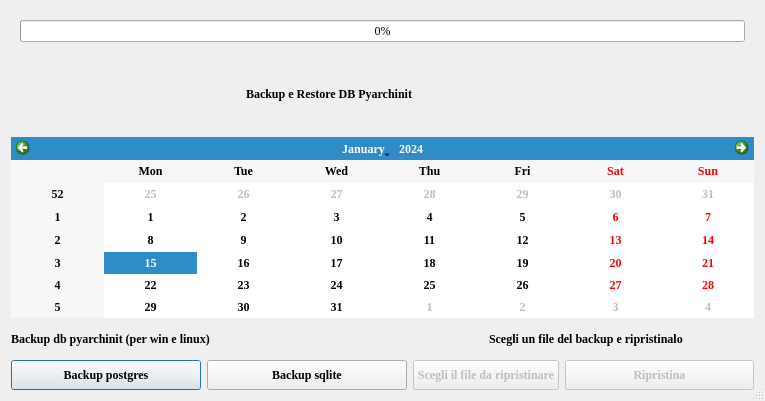
Old version of the form gui/ui/dbmanagment.ui in the repository pyarchinit/pyarchinit.
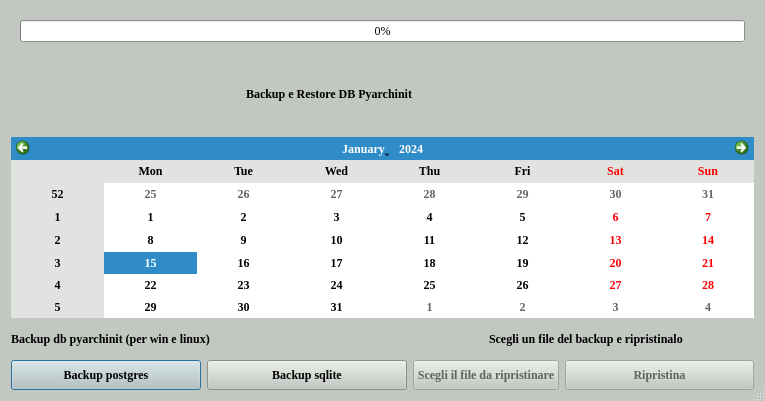
New version of the form.

Commit message: change backgroud color ui

```diff
--- a/gui/ui/dbmanagment.ui
+++ b/gui/ui/dbmanagment.ui
@@ -16,6 +16,448 @@
     <verstretch>0</verstretch>
    </sizepolicy>
   </property>
+  <property name="palette">
+   <palette>
+    <active>
+     <colorrole role="WindowText">
+      <brush brushstyle="SolidPattern">
+       <color alpha="255">
+        <red>0</red>
+        <green>0</green>
+        <blue>0</blue>
+       </color>
+      </brush>
+     </colorrole>
+     <colorrole role="Button">
+      <brush brushstyle="SolidPattern">
+       <color alpha="255">
+        <red>194</red>
+        <green>200</green>
+        <blue>193</blue>
+       </color>
+      </brush>
+     </colorrole>
+     <colorrole role="Light">
+      <brush brushstyle="SolidPattern">
+       <color alpha="255">
+        <red>255</red>
+        <green>255</green>
+        <blue>255</blue>
+       </color>
+      </brush>
+     </colorrole>
+     <colorrole role="Midlight">
+      <brush brushstyle="SolidPattern">
+       <color alpha="255">
+        <red>224</red>
+        <green>227</green>
+        <blue>224</blue>
+       </color>
+      </brush>
+     </colorrole>
+     <colorrole role="Dark">
+      <brush brushstyle="SolidPattern">
+       <color alpha="255">
+        <red>97</red>
+        <green>100</green>
+        <blue>96</blue>
+       </color>
+      </brush>
+     </colorrole>
+     <colorrole role="Mid">
+      <brush brushstyle="SolidPattern">
+       <color alpha="255">
+        <red>129</red>
+        <green>133</green>
+        <blue>129</blue>
+       </color>
+      </brush>
+     </colorrole>
+     <colorrole role="Text">
+      <brush brushstyle="SolidPattern">
+       <color alpha="255">
+        <red>0</red>
+        <green>0</green>
+        <blue>0</blue>
+       </color>
+      </brush>
+     </colorrole>
+     <colorrole role="BrightText">
+      <brush brushstyle="SolidPattern">
+       <color alpha="255">
+        <red>255</red>
+        <green>255</green>
+        <blue>255</blue>
+       </color>
+      </brush>
+     </colorrole>
+     <colorrole role="ButtonText">
+      <brush brushstyle="SolidPattern">
+       <color alpha="255">
+        <red>0</red>
+        <green>0</green>
+        <blue>0</blue>
+       </color>
+      </brush>
+     </colorrole>
+     <colorrole role="Base">
+      <brush brushstyle="SolidPattern">
+       <color alpha="255">
+        <red>255</red>
+        <green>255</green>
+        <blue>255</blue>
+       </color>
+      </brush>
+     </colorrole>
+     <colorrole role="Window">
+      <brush brushstyle="SolidPattern">
+       <color alpha="255">
+        <red>194</red>
+        <green>200</green>
+        <blue>193</blue>
+       </color>
+      </brush>
+     </colorrole>
+     <colorrole role="Shadow">
+      <brush brushstyle="SolidPattern">
+       <color alpha="255">
+        <red>0</red>
+        <green>0</green>
+        <blue>0</blue>
+       </color>
+      </brush>
+     </colorrole>
+     <colorrole role="AlternateBase">
+      <brush brushstyle="SolidPattern">
+       <color alpha="255">
+        <red>224</red>
+        <green>227</green>
+        <blue>224</blue>
+       </color>
+      </brush>
+     </colorrole>
+     <colorrole role="ToolTipBase">
+      <brush brushstyle="SolidPattern">
+       <color alpha="255">
+        <red>255</red>
+        <green>255</green>
+        <blue>220</blue>
+       </color>
+      </brush>
+     </colorrole>
+     <colorrole role="ToolTipText">
+      <brush brushstyle="SolidPattern">
+       <color alpha="255">
+        <red>0</red>
+        <green>0</green>
+        <blue>0</blue>
+       </color>
+      </brush>
+     </colorrole>
+     <colorrole role="PlaceholderText">
+      <brush brushstyle="SolidPattern">
+       <color alpha="128">
+        <red>0</red>
+        <green>0</green>
+        <blue>0</blue>
+       </color>
+      </brush>
+     </colorrole>
+    </active>
+    <inactive>
+     <colorrole role="WindowText">
+      <brush brushstyle="SolidPattern">
+       <color alpha="255">
+        <red>0</red>
+        <green>0</green>
+        <blue>0</blue>
+       </color>
+      </brush>
+     </colorrole>
+     <colorrole role="Button">
+      <brush brushstyle="SolidPattern">
+       <color alpha="255">
+        <red>194</red>
+        <green>200</green>
+        <blue>193</blue>
+       </color>
+      </brush>
+     </colorrole>
+     <colorrole role="Light">
+      <brush brushstyle="SolidPattern">
+       <color alpha="255">
+        <red>255</red>
+        <green>255</green>
+        <blue>255</blue>
+       </color>
+      </brush>
+     </colorrole>
+     <colorrole role="Midlight">
+      <brush brushstyle="SolidPattern">
+       <color alpha="255">
+        <red>224</red>
+        <green>227</green>
+        <blue>224</blue>
+       </color>
+      </brush>
+     </colorrole>
+     <colorrole role="Dark">
+      <brush brushstyle="SolidPattern">
+       <color alpha="255">
+        <red>97</red>
+        <green>100</green>
+        <blue>96</blue>
+       </color>
+      </brush>
+     </colorrole>
+     <colorrole role="Mid">
+      <brush brushstyle="SolidPattern">
+       <color alpha="255">
+        <red>129</red>
+        <green>133</green>
+        <blue>129</blue>
+       </color>
+      </brush>
+     </colorrole>
+     <colorrole role="Text">
+      <brush brushstyle="SolidPattern">
+       <color alpha="255">
+        <red>0</red>
+        <green>0</green>
+        <blue>0</blue>
+       </color>
+      </brush>
+     </colorrole>
+     <colorrole role="BrightText">
+      <brush brushstyle="SolidPattern">
+       <color alpha="255">
+        <red>255</red>
+        <green>255</green>
+        <blue>255</blue>
+       </color>
+      </brush>
+     </colorrole>
+     <colorrole role="ButtonText">
+      <brush brushstyle="SolidPattern">
+       <color alpha="255">
+        <red>0</red>
+        <green>0</green>
+        <blue>0</blue>
+       </color>
+      </brush>
+     </colorrole>
+     <colorrole role="Base">
+      <brush brushstyle="SolidPattern">
+       <color alpha="255">
+        <red>255</red>
+        <green>255</green>
+        <blue>255</blue>
+       </color>
+      </brush>
+     </colorrole>
+     <colorrole role="Window">
+      <brush brushstyle="SolidPattern">
+       <color alpha="255">
+        <red>194</red>
+        <green>200</green>
+        <blue>193</blue>
+       </color>
+      </brush>
+     </colorrole>
+     <colorrole role="Shadow">
+      <brush brushstyle="SolidPattern">
+       <color alpha="255">
+        <red>0</red>
+        <green>0</green>
+        <blue>0</blue>
+       </color>
+      </brush>
+     </colorrole>
+     <colorrole role="AlternateBase">
+      <brush brushstyle="SolidPattern">
+       <color alpha="255">
+        <red>224</red>
+        <green>227</green>
+        <blue>224</blue>
+       </color>
+      </brush>
+     </colorrole>
+     <colorrole role="ToolTipBase">
+      <brush brushstyle="SolidPattern">
+       <color alpha="255">
+        <red>255</red>
+        <green>255</green>
+        <blue>220</blue>
+       </color>
+      </brush>
+     </colorrole>
+     <colorrole role="ToolTipText">
+      <brush brushstyle="SolidPattern">
+       <color alpha="255">
+        <red>0</red>
+        <green>0</green>
+        <blue>0</blue>
+       </color>
+      </brush>
+     </colorrole>
+     <colorrole role="PlaceholderText">
+      <brush brushstyle="SolidPattern">
+       <color alpha="128">
+        <red>0</red>
+        <green>0</green>
+        <blue>0</blue>
+       </color>
+      </brush>
+     </colorrole>
+    </inactive>
+    <disabled>
+     <colorrole role="WindowText">
+      <brush brushstyle="SolidPattern">
+       <color alpha="255">
+        <red>97</red>
+        <green>100</green>
+        <blue>96</blue>
+       </color>
+      </brush>
+     </colorrole>
+     <colorrole role="Button">
+      <brush brushstyle="SolidPattern">
+       <color alpha="255">
+        <red>194</red>
+        <green>200</green>
+        <blue>193</blue>
+       </color>
+      </brush>
+     </colorrole>
+     <colorrole role="Light">
+      <brush brushstyle="SolidPattern">
+       <color alpha="255">
+        <red>255</red>
+        <green>255</green>
+        <blue>255</blue>
+       </color>
+      </brush>
+     </colorrole>
+     <colorrole role="Midlight">
+      <brush brushstyle="SolidPattern">
+       <color alpha="255">
+        <red>224</red>
+        <green>227</green>
+        <blue>224</blue>
+       </color>
+      </brush>
+     </colorrole>
+     <colorrole role="Dark">
+      <brush brushstyle="SolidPattern">
+       <color alpha="255">
+        <red>97</red>
+        <green>100</green>
+        <blue>96</blue>
+       </color>
+      </brush>
+     </colorrole>
+     <colorrole role="Mid">
+      <brush brushstyle="SolidPattern">
+       <color alpha="255">
+        <red>129</red>
+        <green>133</green>
+        <blue>129</blue>
+       </color>
+      </brush>
+     </colorrole>
+     <colorrole role="Text">
+      <brush brushstyle="SolidPattern">
+       <color alpha="255">
+        <red>97</red>
+        <green>100</green>
+        <blue>96</blue>
+       </color>
+      </brush>
+     </colorrole>
+     <colorrole role="BrightText">
+      <brush brushstyle="SolidPattern">
+       <color alpha="255">
+        <red>255</red>
+        <green>255</green>
+        <blue>255</blue>
+       </color>
+      </brush>
+     </colorrole>
+     <colorrole role="ButtonText">
+      <brush brushstyle="SolidPattern">
+       <color alpha="255">
+        <red>97</red>
+        <green>100</green>
+        <blue>96</blue>
+       </color>
+      </brush>
+     </colorrole>
+     <colorrole role="Base">
+      <brush brushstyle="SolidPattern">
+       <color alpha="255">
+        <red>194</red>
+        <green>200</green>
+        <blue>193</blue>
+       </color>
+      </brush>
+     </colorrole>
+     <colorrole role="Window">
+      <brush brushstyle="SolidPattern">
+       <color alpha="255">
+        <red>194</red>
+        <green>200</green>
+        <blue>193</blue>
+       </color>
+      </brush>
+     </colorrole>
+     <colorrole role="Shadow">
+      <brush brushstyle="SolidPattern">
+       <color alpha="255">
+        <red>0</red>
+        <green>0</green>
+        <blue>0</blue>
+       </color>
+      </brush>
+     </colorrole>
+     <colorrole role="AlternateBase">
+      <brush brushstyle="SolidPattern">
+       <color alpha="255">
+        <red>194</red>
+        <green>200</green>
+        <blue>193</blue>
+       </color>
+      </brush>
+     </colorrole>
+     <colorrole role="ToolTipBase">
+      <brush brushstyle="SolidPattern">
+       <color alpha="255">
+        <red>255</red>
+        <green>255</green>
+        <blue>220</blue>
+       </color>
+      </brush>
+     </colorrole>
+     <colorrole role="ToolTipText">
+      <brush brushstyle="SolidPattern">
+       <color alpha="255">
+        <red>0</red>
+        <green>0</green>
+        <blue>0</blue>
+       </color>
+      </brush>
+     </colorrole>
+     <colorrole role="PlaceholderText">
+      <brush brushstyle="SolidPattern">
+       <color alpha="128">
+        <red>0</red>
+        <green>0</green>
+        <blue>0</blue>
+       </color>
+      </brush>
+     </colorrole>
+    </disabled>
+   </palette>
+  </property>
   <property name="font">
    <font>
     <family>Times New Roman</family>
@@ -39,6 +481,7 @@
          <widget class="QProgressBar" name="progressBar_db">
           <property name="font">
            <font>
+            <family>Times New Roman</family>
             <weight>50</weight>
             <italic>false</italic>
             <bold>false</bold>
```
The commit also changes 36 other files.
